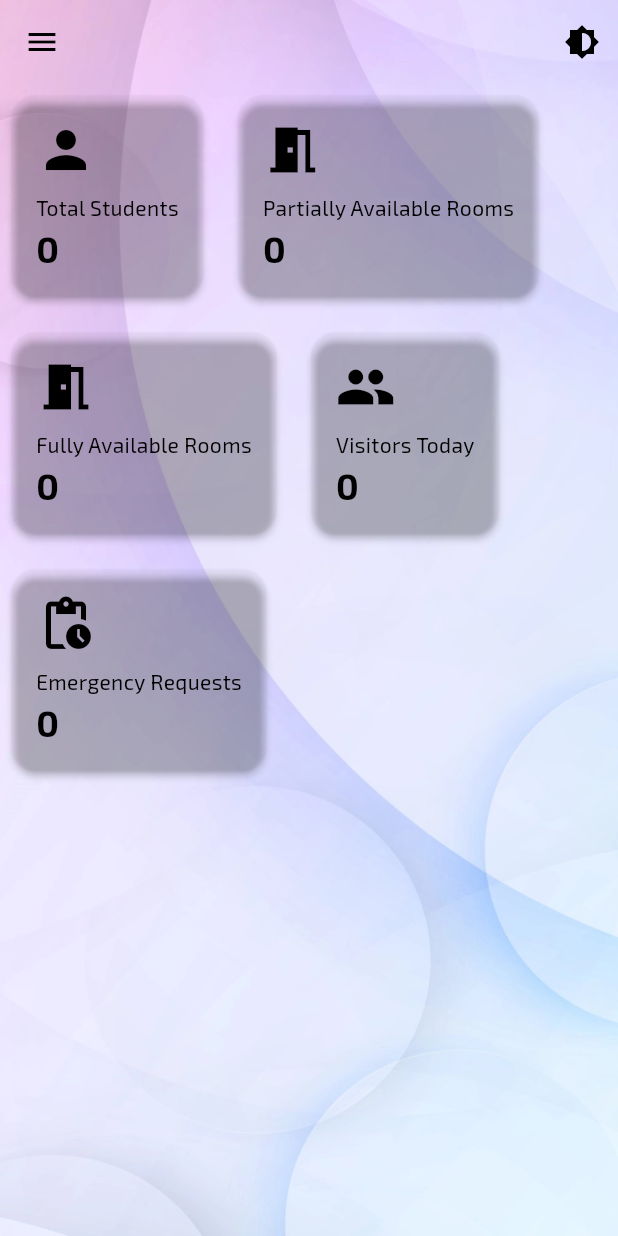
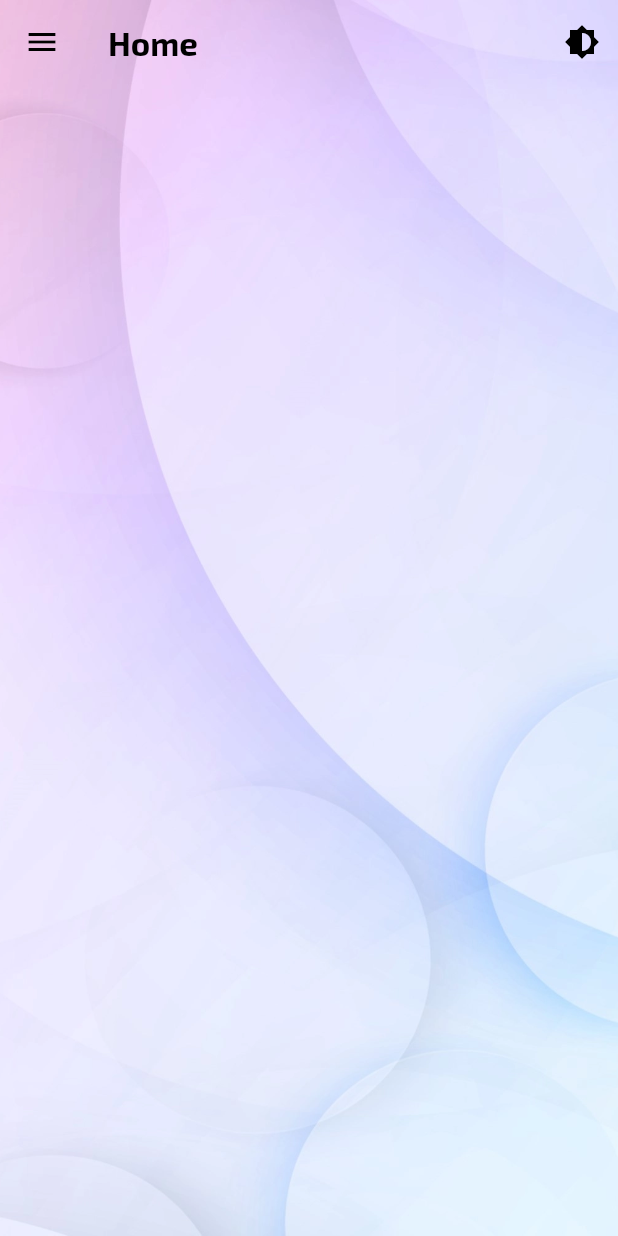
Before and after one commit to Raj-Venkat-R/Hostel-Management-, a Flutter app: the screen it shows after launch, on a phone screen of 412 x 824 dp. Run offline on Flutter 3.47's test engine with Material 3 defaults, Android fonts, the phone set to English and light mode, and no system bars; our stand-ins replace cloud_firestore, firebase_auth, firebase_core, google_fonts; accounts and stored records are empty.

Commit message:
Tomorrow Day 1, Start from Scratch

```diff
--- a/lib/admin/admin_home.dart
+++ b/lib/admin/admin_home.dart
@@ -1,8 +1,4 @@
 import 'package:flutter/material.dart';
-import 'package:google_fonts/google_fonts.dart';
-import 'package:hostel_management/admin/admin_sidebar.dart' as sidebar;
-import 'package:cloud_firestore/cloud_firestore.dart';
-import 'package:intl/intl.dart';
 
 class AdminHome extends StatefulWidget {
   const AdminHome({super.key});
@@ -12,152 +8,10 @@ class AdminHome extends StatefulWidget {
 }
 
 class _AdminHomeState extends State<AdminHome> {
-  bool light = sidebar.light;
-  final studentCount = 0;
-  final visitorCount = 0;
-  final partiallyAvailable = 0;
-  final fullyAvailable = 0;
-  final emergencyCount = 0;
-
-  Future _fetchStats() async {
-    setState(() async {
-      final studentCount =
-          (await FirebaseFirestore.instance
-                  .collection('user')
-                  .where('role', isEqualTo: 'student')
-                  .get())
-              .docs
-              .length;
-      final visitorCount =
-          (await FirebaseFirestore.instance.collection('visitors').get())
-              .docs
-              .length;
-      final partiallyAvailable =
-          (await FirebaseFirestore.instance
-                  .collection('rooms')
-                  .where('occupiedBeds', isGreaterThan: 0)
-                  .where(
-                    'occupiedBeds',
-                    isLessThan: FieldPath.documentId,
-                  ) // check < totalBeds
-                  .get())
-              .docs
-              .length;
-      final fullyAvailable =
-          (await FirebaseFirestore.instance
-                  .collection('rooms')
-                  .where('occupiedBeds', isEqualTo: 0)
-                  .get())
-              .docs
-              .length;
-      final emergencyCount =
-          (await FirebaseFirestore.instance
-                  .collection('emergencies')
-                  .where('status', isEqualTo: 'pending')
-                  .get())
-              .docs
-              .length;
-    });
-  }
-
-  @override
-  void initState() {
-    // TODO: implement initState
-    _fetchStats();
-    super.initState();
-  }
-
   @override
   Widget build(BuildContext context) {
     return Scaffold(
       backgroundColor: Colors.transparent,
-      body: Wrap(
-        spacing: 8,
-        runSpacing: 8,
-        children: [
-          StatCard(
-            title: "Total Students",
-            value: studentCount.toString(),
-            icon: Icons.person,
-            light: light,
-          ),
-          StatCard(
-            title: "Partially Available Rooms",
-            value: partiallyAvailable.toString(),
-            icon: Icons.meeting_room,
-            light: light,
-          ),
-          StatCard(
-            title: "Fully Available Rooms",
-            value: fullyAvailable.toString(),
-            icon: Icons.meeting_room,
-            light: light,
-          ),
-          StatCard(
-            title: "Visitors Today",
-            value: visitorCount.toString(),
-            icon: Icons.group,
-            light: light,
-          ),
-          StatCard(
-            title: "Emergency Requests",
-            value: emergencyCount.toString(),
-            icon: Icons.pending_actions,
-            light: light,
-          ),
-        ],
-      ),
     );
   }
 }
-
-class StatCard extends StatelessWidget {
-  final bool light;
-  final String title;
-  final String value;
-  final IconData icon;
-
-  const StatCard({
-    super.key,
-    required this.title,
-    required this.value,
-    required this.icon,
-    required this.light,
-  });
-
-  @override
-  Widget build(BuildContext context) {
-    return Card(
-      color: Colors.transparent,
-      elevation: 2,
-      shape: RoundedRectangleBorder(borderRadius: BorderRadius.circular(16)),
-      margin: const EdgeInsets.all(8),
-      child: Padding(
-        padding: EdgeInsets.all(16),
-        child: Column(
-          mainAxisSize: MainAxisSize.min,
-          crossAxisAlignment: CrossAxisAlignment.start,
-          children: [
-            Icon(icon, size: 40, color: light ? Colors.black : Colors.white),
-            SizedBox(height: 8),
-            Text(
-              title,
-              style: GoogleFonts.exo2(
-                color: light ? Colors.black : Colors.white,
-                fontWeight: FontWeight.normal,
-              ),
-            ),
-            Text(
-              value,
-              style: GoogleFonts.exo2(
-                color: light ? Colors.black : Colors.white,
-                fontSize: 24,
-                fontWeight: FontWeight.bold,
-              ),
-            ),
-          ],
-        ),
-      ),
-    );
-  }
-}
--- a/lib/admin/admin_sidebar.dart
+++ b/lib/admin/admin_sidebar.dart
@@ -1,15 +1,16 @@
 import 'package:flutter/material.dart';
 import 'package:google_fonts/google_fonts.dart';
 import 'package:hostel_management/login.dart';
+import 'package:provider/provider.dart';
+
 import 'admin_home.dart';
 import 'admin_settings.dart';
 import 'emergency_request.dart';
 import 'notice_board.dart';
 import 'room_bed_management.dart';
-import 'student_management.dart';
+import 'student_management.dart'; // <-- imports StudentManagement & StudentManagementState
 import 'visitor_management.dart';
-
-bool light = true;
+import 'theme_notifier.dart';
 
 class AdminSideBar extends StatefulWidget {
   const AdminSideBar({super.key});
@@ -19,32 +20,33 @@ class AdminSideBar extends StatefulWidget {
 }
 
 class _AdminSideBarState extends State<AdminSideBar> {
-  List<String> background = ["assets/light-bg.png", "assets/dark-bg.png"];
   final GlobalKey<ScaffoldState> _scaffoldKey = GlobalKey<ScaffoldState>();
   bool _isDrawerOpen = false;
   int currentPage = 0;
-  int currentIndex = 0;
 
-  final List<Widget> _pages = [
+  // GlobalKey to access StudentManagementState
+  // final GlobalKey<StudentManagementState> _studentKey =
+  //     GlobalKey<StudentManagementState>();
+
+  late final List<Widget> _pages;
+
+  @override
+  void initState() {
+    super.initState();
+    _pages = [
       const AdminHome(),
-    const StudentManagement(),
+      StudentManagement(),
       const RoomBedManagement(),
       const VisitorManagement(),
       const EmergencyRequest(),
       const NoticeBoard(),
       const AdminSettings(),
     ];
+  }
 
   void _currentPage(int index) {
     setState(() {
       currentPage = index;
-    });
-  }
-
-  void _switchBackground() {
-    setState(() {
-      currentIndex = (currentIndex + 1) % background.length;
-      light = !light;
     });
   }
 
@@ -56,12 +58,36 @@ class _AdminSideBarState extends State<AdminSideBar> {
     }
   }
 
+  String _getPageTitle() {
+    switch (currentPage) {
+      case 0:
+        return "Home";
+      case 1:
+        return "Student Management";
+      case 2:
+        return "Room / Bed Management";
+      case 3:
+        return "Visitor Management";
+      case 4:
+        return "Emergency Request";
+      case 5:
+        return "Notice Board";
+      case 6:
+        return "Settings";
+      default:
+        return "";
+    }
+  }
+
   @override
   Widget build(BuildContext context) {
+    final themeNotifier = Provider.of<ThemeNotifier>(context);
+    final isDark = themeNotifier.isDarkMode;
+
     return Container(
       decoration: BoxDecoration(
         image: DecorationImage(
-          image: AssetImage(background[currentIndex]),
+          image: AssetImage(themeNotifier.backgroundImage),
           fit: BoxFit.cover,
         ),
       ),
@@ -80,20 +106,31 @@ class _AdminSideBarState extends State<AdminSideBar> {
               : IconButton(
                   icon: Icon(
                     Icons.menu,
-                    color: light ? Colors.black : Colors.white,
+                    color: isDark ? Colors.white : Colors.black,
                   ),
-                  onPressed: () {
-                    _toggleDrawer();
-                  },
+                  onPressed: _toggleDrawer,
+                ),
+          title: Text(
+            _getPageTitle(),
+            style: GoogleFonts.exo2(
+              color: isDark ? Colors.white : Colors.black,
+              fontWeight: FontWeight.bold,
+            ),
           ),
           actions: [
+            // if (currentPage == 1) // Only on Student Management page
+            //   IconButton(
+            //     icon: const Icon(Icons.add),
+            //     color: isDark ? Colors.white : Colors.black,
+            //     onPressed: () {
+            //       _studentKey.currentState?.showAddStudentForm();
+            //     },
+            //   ),
             IconButton(
-              onPressed: () {
-                _switchBackground();
-              },
+              onPressed: themeNotifier.toggleTheme,
               icon: Icon(
                 Icons.brightness_6,
-                color: light ? Colors.black : Colors.white,
+                color: isDark ? Colors.white : Colors.black,
               ),
             ),
           ],
@@ -109,9 +146,9 @@ class _AdminSideBarState extends State<AdminSideBar> {
               UserAccountsDrawerHeader(
                 decoration: BoxDecoration(
                   gradient: LinearGradient(
-                    colors: light
-                        ? [Colors.pinkAccent, Colors.deepPurpleAccent]
-                        : [Colors.deepPurple, Colors.black87],
+                    colors: isDark
+                        ? [Colors.deepPurple, Colors.black87]
+                        : [Colors.pinkAccent, Colors.deepPurpleAccent],
                   ),
                 ),
                 currentAccountPicture: const CircleAvatar(
@@ -129,57 +166,23 @@ class _AdminSideBarState extends State<AdminSideBar> {
                 ),
                 accountEmail: const Text("Administrator"),
               ),
-
               Expanded(
                 child: ListView(
                   padding: EdgeInsets.zero,
                   children: [
                     _buildGroupTitle("Management"),
-                    _buildDrawerItem(Icons.home, "Home", 0, light),
-                    _buildDrawerItem(
-                      Icons.account_circle,
-                      "Student Management",
-                      1,
-                      light,
-                    ),
-                    _buildDrawerItem(
-                      Icons.room,
-                      "Room / Bed Management",
-                      2,
-                      light,
-                    ),
-                    _buildDrawerItem(
-                      Icons.person_2,
-                      "Visitor Management",
-                      3,
-                      light,
-                    ),
-
+                    _buildDrawerItem(Icons.home, "Home", 0, isDark),
+                    _buildDrawerItem(Icons.account_circle, "Student Management", 1, isDark),
+                    _buildDrawerItem(Icons.room, "Room / Bed Management", 2, isDark),
+                    _buildDrawerItem(Icons.person_2, "Visitor Management", 3, isDark),
                     _buildGroupTitle("Communication"),
-                    _buildDrawerItem(
-                      Icons.emergency,
-                      "Emergency Request",
-                      4,
-                      light,
-                    ),
-                    _buildDrawerItem(
-                      Icons.notifications,
-                      "Notice Board",
-                      5,
-                      light,
-                    ),
-
+                    _buildDrawerItem(Icons.emergency, "Emergency Request", 4, isDark),
+                    _buildDrawerItem(Icons.notifications, "Notice Board", 5, isDark),
                     _buildGroupTitle("Settings"),
-                    _buildDrawerItem(
-                      Icons.settings,
-                      "Settings / Profile",
-                      6,
-                      light,
-                    ),
+                    _buildDrawerItem(Icons.settings, "Settings / Profile", 6, isDark),
                   ],
                 ),
               ),
-
               Padding(
                 padding: const EdgeInsets.all(8.0),
                 child: ListTile(
@@ -207,7 +210,7 @@ class _AdminSideBarState extends State<AdminSideBar> {
     );
   }
 
-  Widget _buildDrawerItem(IconData icon, String title, int index, bool light) {
+  Widget _buildDrawerItem(IconData icon, String title, int index, bool isDark) {
     final bool isSelected = currentPage == index;
 
     return InkWell(
@@ -217,9 +220,9 @@ class _AdminSideBarState extends State<AdminSideBar> {
         decoration: isSelected
             ? BoxDecoration(
                 gradient: LinearGradient(
-                  colors: light
-                      ? [Colors.pinkAccent, Colors.deepPurpleAccent]
-                      : [Colors.deepPurple, Colors.black87],
+                  colors: isDark
+                      ? [Colors.deepPurple, Colors.black87]
+                      : [Colors.pinkAccent, Colors.deepPurpleAccent],
                 ),
                 borderRadius: BorderRadius.circular(30),
               )
@@ -227,16 +230,12 @@ class _AdminSideBarState extends State<AdminSideBar> {
         child: ListTile(
           leading: Icon(
             icon,
-            color: isSelected
-                ? Colors.white
-                : (light ? Colors.black : Colors.white),
+            color: isSelected ? Colors.white : (isDark ? Colors.white : Colors.black),
           ),
           title: Text(
             title,
             style: GoogleFonts.exo2(
-              color: isSelected
-                  ? Colors.white
-                  : (light ? Colors.black : Colors.white),
+              color: isSelected ? Colors.white : (isDark ? Colors.white : Colors.black),
               fontWeight: isSelected ? FontWeight.bold : FontWeight.normal,
             ),
           ),
--- a/lib/admin/student_management.dart
+++ b/lib/admin/student_management.dart
@@ -12,7 +12,6 @@ class _StudentManagementState extends State<StudentManagement> {
   Widget build(BuildContext context) {
     return Scaffold(
       backgroundColor: Colors.transparent,
-
     );
   }
 }
--- /dev/null
+++ b/lib/admin/theme_notifier.dart
@@ -0,0 +1,20 @@
+import 'package:flutter/material.dart';
+
+class ThemeNotifier extends ChangeNotifier {
+  bool _isDarkMode = false;
+
+  // store background images
+  String _lightBg = "assets/light-bg.png";
+  String _darkBg = "assets/dark-bg.png";
+
+  bool get isDarkMode => _isDarkMode;
+  String get backgroundImage => _isDarkMode ? _darkBg : _lightBg;
+
+  // FIX: return ThemeMode, not ThemeData
+  ThemeMode get currentThemeMode => _isDarkMode ? ThemeMode.dark : ThemeMode.light;
+
+  void toggleTheme() {
+    _isDarkMode = !_isDarkMode;
+    notifyListeners();
+  }
+}
--- a/lib/main.dart
+++ b/lib/main.dart
@@ -1,12 +1,20 @@
 import 'package:flutter/material.dart';
+import 'package:hostel_management/admin/admin_home.dart';
 import 'package:hostel_management/admin/admin_sidebar.dart';
 import 'firebase_options.dart';
 import 'package:firebase_core/firebase_core.dart';
+import 'admin/theme_notifier.dart';
+import 'package:provider/provider.dart';
 
 void main() async {
   WidgetsFlutterBinding.ensureInitialized();
   await Firebase.initializeApp(options: DefaultFirebaseOptions.currentPlatform);
-  runApp(HostelManagement());
+  runApp(
+    ChangeNotifierProvider(
+      create: (_) => ThemeNotifier(),
+      child: const HostelManagement(),
+    ),
+  );
 }
 
 class HostelManagement extends StatelessWidget {
@@ -14,6 +22,16 @@ class HostelManagement extends StatelessWidget {
 
   @override
   Widget build(BuildContext context) {
-    return MaterialApp(home: AdminSideBar());
+    return Consumer<ThemeNotifier>(
+      builder: (context, themeNotifier, child) {
+        return MaterialApp(
+          debugShowCheckedModeBanner: false,
+          theme: ThemeData.light(),
+          darkTheme: ThemeData.dark(),
+          themeMode: themeNotifier.currentThemeMode,
+          home: const AdminSideBar(),
+        );
+      },
+    );
   }
 }
--- a/pubspec.yaml
+++ b/pubspec.yaml
@@ -41,6 +41,7 @@ dependencies:
   cloud_firestore: ^6.0.0
   fl_chart: ^1.0.0
   intl: ^0.20.2
+  provider: ^6.1.5+1
 
 dev_dependencies:
   flutter_test:
```
Also changed, not shown: pubspec.lock. Lines whose indentation alone changed are shown as unchanged.
